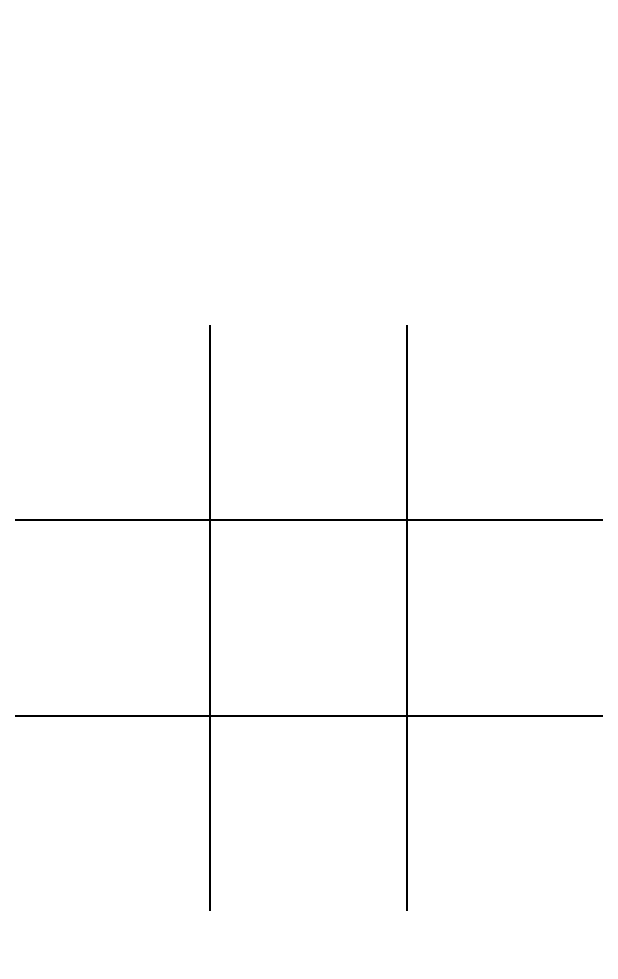
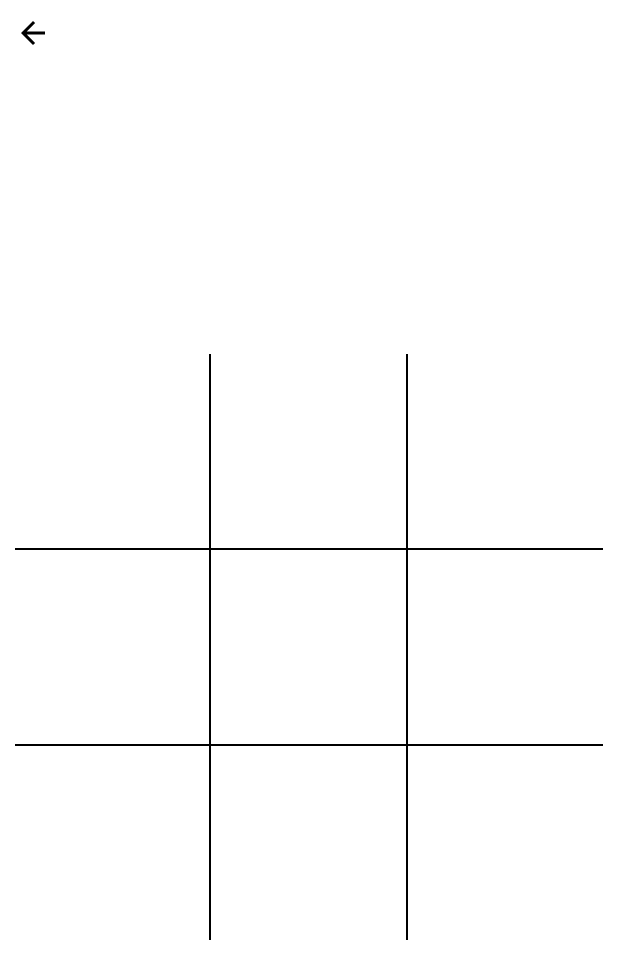
Before and after one commit to HeraEXE/Android-TicTacToe, an Android app: the GameFragment screen opened through its navigation route, on a phone screen of 412 x 824 dp. Shown: the top 979 px of the screen. Run offline under Robolectric (Android 15) with nearby library versions, the phone set to English and light mode, and no system bars; our stand-ins replace Dagger/Hilt's generated code.

Commit message:
Added history delete function

```diff
--- a/app/build.gradle
+++ b/app/build.gradle
@@ -3,6 +3,7 @@ plugins {
     id 'org.jetbrains.kotlin.android'
 
     id 'kotlin-kapt'
+    id 'kotlin-parcelize'
     id 'com.google.dagger.hilt.android'
 }
 
--- a/app/src/main/java/net/herasevyan/tictactoe/data/GameHistoryDao.kt
+++ b/app/src/main/java/net/herasevyan/tictactoe/data/GameHistoryDao.kt
@@ -1,9 +1,6 @@
 package net.herasevyan.tictactoe.data
 
-import androidx.room.Dao
-import androidx.room.Insert
-import androidx.room.OnConflictStrategy
-import androidx.room.Query
+import androidx.room.*
 import kotlinx.coroutines.flow.Flow
 
 @Dao
@@ -12,6 +9,12 @@ interface GameHistoryDao {
     @Insert(onConflict = OnConflictStrategy.IGNORE)
     suspend fun addGameField(gameField: GameField)
 
+    @Delete
+    suspend fun deleteGameField(gameField: GameField)
+
     @Query("SELECT * FROM game_field_table ORDER BY id DESC")
     fun loadHistory(): Flow<List<GameField>>
+
+    @Query("DELETE FROM game_field_table")
+    suspend fun deleteHistory()
 }
--- a/app/src/main/java/net/herasevyan/tictactoe/ui/game/GameFragment.kt
+++ b/app/src/main/java/net/herasevyan/tictactoe/ui/game/GameFragment.kt
@@ -9,6 +9,7 @@ import androidx.fragment.app.viewModels
 import androidx.lifecycle.Lifecycle
 import androidx.lifecycle.lifecycleScope
 import androidx.lifecycle.repeatOnLifecycle
+import androidx.navigation.fragment.findNavController
 import dagger.hilt.android.AndroidEntryPoint
 import kotlinx.coroutines.delay
 import kotlinx.coroutines.launch
@@ -37,6 +38,8 @@ class GameFragment : IntentFragment(R.layout.fragment_game) {
         with(binding) {
 
             lifecycleScope.launch { adjustField() }
+
+            backImg.setOnClickListener { findNavController().navigateUp() }
 
             item00Img.setOnClickListener { makeMove(GameIntent.MakeMove(0, 0, item00Img)) }
             item01Img.setOnClickListener { makeMove(GameIntent.MakeMove(0, 1, item01Img)) }
--- /dev/null
+++ b/app/src/main/res/drawable/ic_arrow_back.xml
@@ -0,0 +1,5 @@
+<vector android:autoMirrored="true" android:height="24dp"
+    android:tint="#000000" android:viewportHeight="24"
+    android:viewportWidth="24" android:width="24dp" xmlns:android="http://schemas.android.com/apk/res/android">
+    <path android:fillColor="@android:color/white" android:pathData="M20,11H7.83l5.59,-5.59L12,4l-8,8 8,8 1.41,-1.41L7.83,13H20v-2z"/>
+</vector>
--- /dev/null
+++ b/app/src/main/res/drawable/ic_delete.xml
@@ -0,0 +1,5 @@
+<vector android:height="24dp" android:tint="#000000"
+    android:viewportHeight="24" android:viewportWidth="24"
+    android:width="24dp" xmlns:android="http://schemas.android.com/apk/res/android">
+    <path android:fillColor="@android:color/white" android:pathData="M6,19c0,1.1 0.9,2 2,2h8c1.1,0 2,-0.9 2,-2V7H6v12zM19,4h-3.5l-1,-1h-5l-1,1H5v2h14V4z"/>
+</vector>
--- a/app/src/main/res/layout/fragment_game.xml
+++ b/app/src/main/res/layout/fragment_game.xml
@@ -1,16 +1,31 @@
 <?xml version="1.0" encoding="utf-8"?>
-<FrameLayout xmlns:android="http://schemas.android.com/apk/res/android"
+<androidx.constraintlayout.widget.ConstraintLayout xmlns:android="http://schemas.android.com/apk/res/android"
+    xmlns:app="http://schemas.android.com/apk/res-auto"
     xmlns:tools="http://schemas.android.com/tools"
     android:layout_width="match_parent"
-    android:layout_height="match_parent">
+    android:layout_height="match_parent"
+    android:background="@color/white">
+
+    <androidx.appcompat.widget.AppCompatImageView
+        android:id="@+id/back_img"
+        android:layout_width="wrap_content"
+        android:layout_height="wrap_content"
+        android:layout_marginTop="10dp"
+        android:layout_marginStart="10dp"
+        android:background="?selectableItemBackgroundBorderless"
+        android:src="@drawable/ic_arrow_back"
+        app:layout_constraintStart_toStartOf="parent"
+        app:layout_constraintTop_toTopOf="parent" />
 
     <LinearLayout
         android:layout_width="match_parent"
-        android:layout_height="match_parent"
-        android:background="@color/white"
+        android:layout_height="0dp"
         android:gravity="center"
         android:orientation="vertical"
-        android:padding="10dp">
+        android:layout_marginTop="5dp"
+        android:padding="10dp"
+        app:layout_constraintBottom_toBottomOf="parent"
+        app:layout_constraintTop_toBottomOf="@id/back_img">
 
         <LinearLayout
             android:id="@+id/row0_layout"
@@ -136,10 +151,10 @@
         android:id="@+id/dimmer_view"
         android:layout_width="match_parent"
         android:layout_height="match_parent"
-        android:visibility="gone"
-        android:background="@color/black_transparent" />
+        android:background="@color/black_transparent"
+        android:visibility="gone" />
 
-    <TextView
+    <androidx.appcompat.widget.AppCompatTextView
         android:id="@+id/result_tv"
         android:layout_width="wrap_content"
         android:layout_height="wrap_content"
@@ -150,5 +165,9 @@
         android:textColor="@color/white"
         android:textSize="40dp"
         android:visibility="gone"
+        app:layout_constraintBottom_toBottomOf="parent"
+        app:layout_constraintEnd_toEndOf="parent"
+        app:layout_constraintStart_toStartOf="parent"
+        app:layout_constraintTop_toTopOf="parent"
         tools:text="Player 1 Won" />
-</FrameLayout>
+</androidx.constraintlayout.widget.ConstraintLayout>
```
Also changed, not shown: app/src/main/java/net/herasevyan/tictactoe/data/GameField.kt (+23 -1 lines), app/src/main/java/net/herasevyan/tictactoe/ui/game_history/DeleteGameFieldDialogFragment.kt (added, +22 -0 lines), app/src/main/java/net/herasevyan/tictactoe/ui/game_history/DeleteGameHistoryDialogFragment.kt (added, +21 -0 lines), app/src/main/java/net/herasevyan/tictactoe/ui/game_history/GameHistoryAdapter.kt (+20 -16 lines), app/src/main/java/net/herasevyan/tictactoe/ui/game_history/GameHistoryFragment.kt (+35 -5 lines), app/src/main/res/layout/fragment_game_history.xml (+40 -3 lines).
